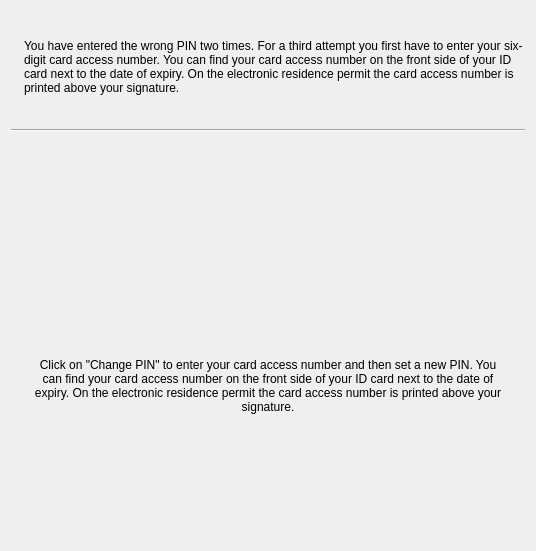
Above: src/ui/widget/PinSettingsWidget.ui from Governikus/AusweisApp before the change. Below: the same form after it.
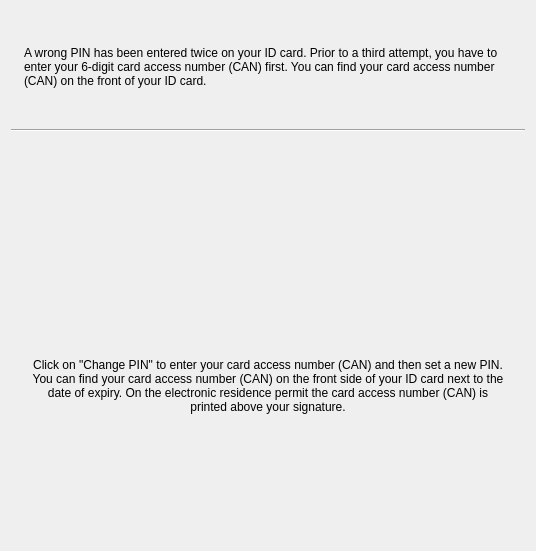
That is the form after the change. The open tabs and pages were chosen to show the change. Icons and pictures are not drawn. Custom widgets are drawn as their Qt base class.

The edit to the form file:
```diff
--- a/src/ui/widget/PinSettingsWidget.ui
+++ b/src/ui/widget/PinSettingsWidget.ui
@@ -172,7 +172,7 @@
             <enum>Qt::TabFocus</enum>
            </property>
            <property name="text">
-            <string>You have entered the wrong PIN two times. For a third attempt you first have to enter your six-digit card access number. You can find your card access number on the front side of your ID card next to the date of expiry. On the electronic residence permit the card access number is printed above your signature.</string>
+            <string>A wrong PIN has been entered twice on your ID card. Prior to a third attempt, you have to enter your 6-digit card access number (CAN) first. You can find your card access number (CAN) on the front of your ID card.</string>
            </property>
            <property name="wordWrap">
             <bool>true</bool>
@@ -1007,7 +1007,7 @@
               <item>
                <widget class="QLabel" name="label_7">
                 <property name="text">
-                 <string>Click on &quot;Change PIN&quot; to enter your card access number and then set a new PIN. You can find your card access number on the front side of your ID card next to the date of expiry. On the electronic residence permit the card access number is printed above your signature.</string>
+                 <string>Click on &quot;Change PIN&quot; to enter your card access number (CAN) and then set a new PIN. You can find your card access number (CAN) on the front side of your ID card next to the date of expiry. On the electronic residence permit the card access number (CAN) is printed above your signature.</string>
                 </property>
                 <property name="alignment">
                  <set>Qt::AlignCenter</set>
```
Left out of the diff: 10 changed lines with no effect on the pictures.
